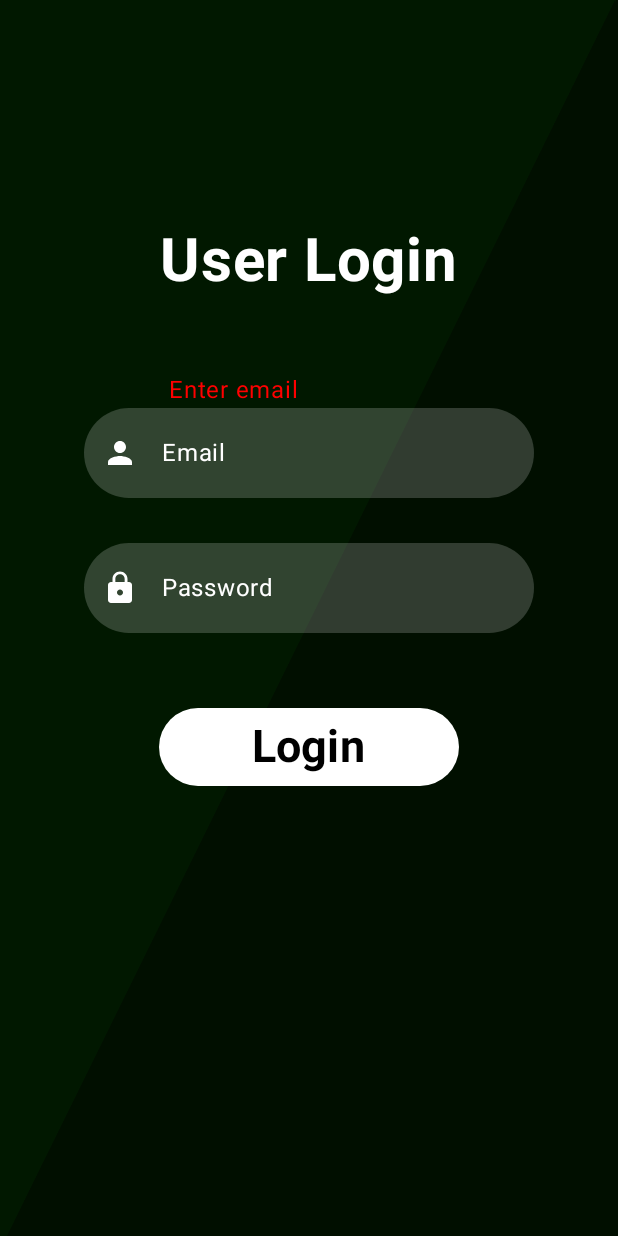
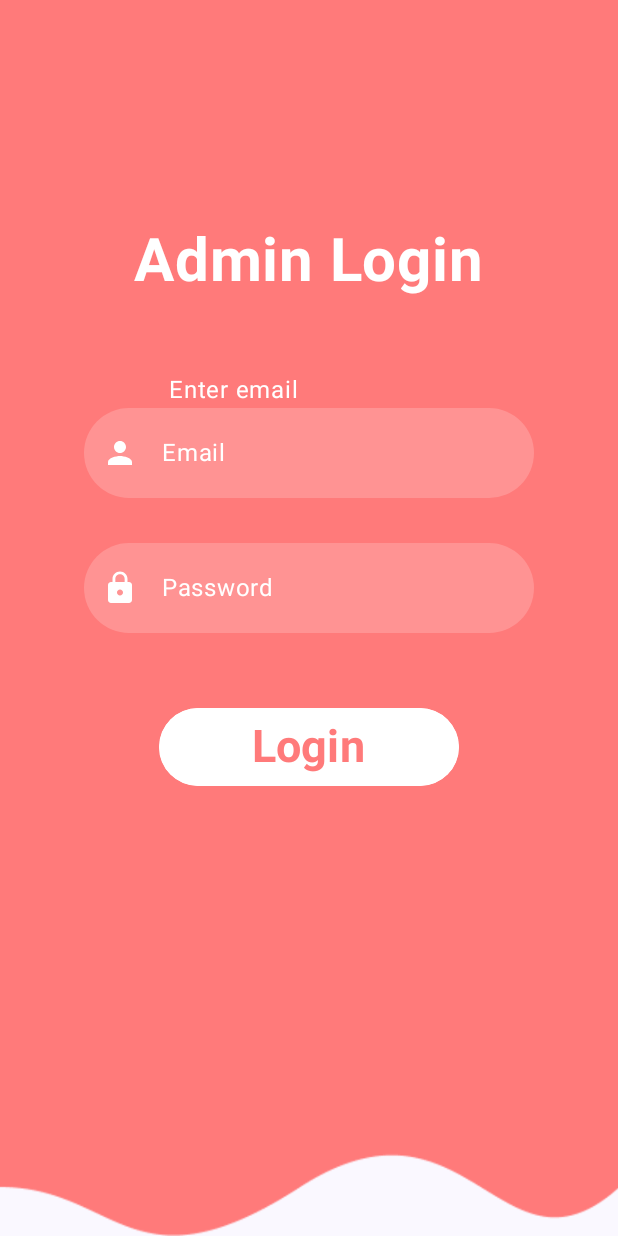
Before and after one commit to Ghaniaufa/uaspam, an Android app built with Jetpack Compose: the LoginScreen screen opened through its navigation route, after a tap on "Login", on a phone screen of 412 x 824 dp. Run offline under Robolectric (Android 15) with nearby library versions, the phone set to English and light mode, and no system bars; our stand-ins replace Dagger/Hilt's generated code, Firebase (no records; nobody signed in at launch, a user with empty details on screens opened directly).

Commit message:
Re design of HomeScreen and MainScreen

```diff
--- a/app/src/main/java/com/example/login_page_auth/ui/auth/MainScreen.kt
+++ b/app/src/main/java/com/example/login_page_auth/ui/auth/MainScreen.kt
@@ -89,12 +89,12 @@ fun MainScreen(navController: NavController, viewmodel: IgViewModel) {
                     colors = ButtonDefaults.buttonColors(
                         Color.Transparent
                     ),
-                    modifier = Modifier.width(300.dp)
+                    modifier = Modifier.width(200.dp)
                 ) {
                     Text(
-                        text = "Log In",
+                        text = "Get Started",
                         color = Color.White,
-                        fontSize = 30.sp,
+                        fontSize = 15.sp,
                         fontWeight = FontWeight.Bold
                     )
                 }
--- a/app/src/main/java/com/example/login_page_auth/ui/login/LoginScreen.kt
+++ b/app/src/main/java/com/example/login_page_auth/ui/login/LoginScreen.kt
@@ -63,7 +63,7 @@ fun LoginScreen(navController: NavController, viewModel: IgViewModel){
     var errorP by remember { mutableStateOf(false) }
 
     Image(
-        painter = painterResource(id = R.drawable.gr),
+        painter = painterResource(id = R.drawable.bgpink),
         contentDescription = null,
         contentScale = ContentScale.FillBounds,
         modifier = Modifier.fillMaxSize()
@@ -87,7 +87,7 @@ fun LoginScreen(navController: NavController, viewModel: IgViewModel){
             )
     ) {
         Text(
-            text = "User Login",
+            text = "Admin Login",
             color = Color.White,
             fontWeight = FontWeight.Bold,
             fontSize = 40.sp
@@ -96,7 +96,7 @@ fun LoginScreen(navController: NavController, viewModel: IgViewModel){
         if (errorE) {
             Text(
                 text = "Enter email",
-                color = Color.Red,
+                color = Color.White,
                 modifier = Modifier.padding(end = 100.dp)
             )
         }
@@ -153,7 +153,7 @@ fun LoginScreen(navController: NavController, viewModel: IgViewModel){
         if (errorP) {
             Text(
                 text = "Enter Password",
-                color = Color.Red,
+                color = Color.White,
                 modifier = Modifier.padding(end = 100.dp)
             )
         }
@@ -248,13 +248,13 @@ fun LoginScreen(navController: NavController, viewModel: IgViewModel){
                 }
             },
                 colors = ButtonDefaults.buttonColors(
-                    Color.Transparent
+                    Color.White
                 ),
                 modifier = Modifier.width(200.dp)
             ) {
                 Text(
                     text = "Login",
-                    color = Color.Black,
+                    color = Color(255, 122, 122, 255),
                     fontSize = 30.sp,
                     fontWeight = FontWeight.Bold
                 )
```
